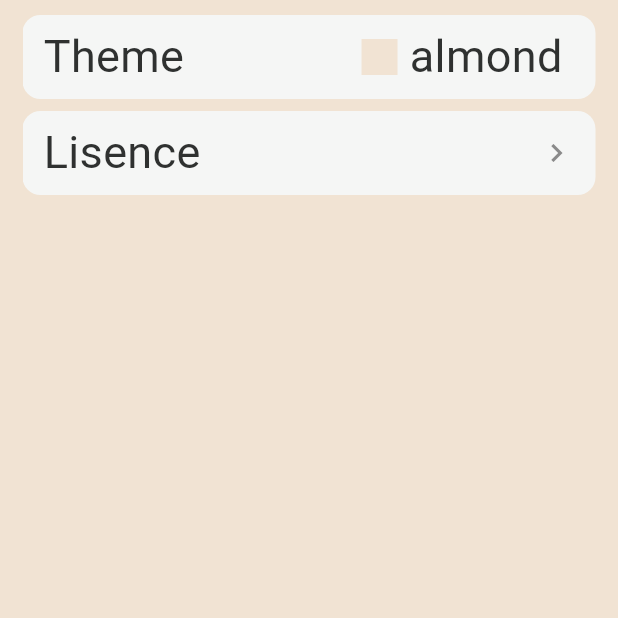
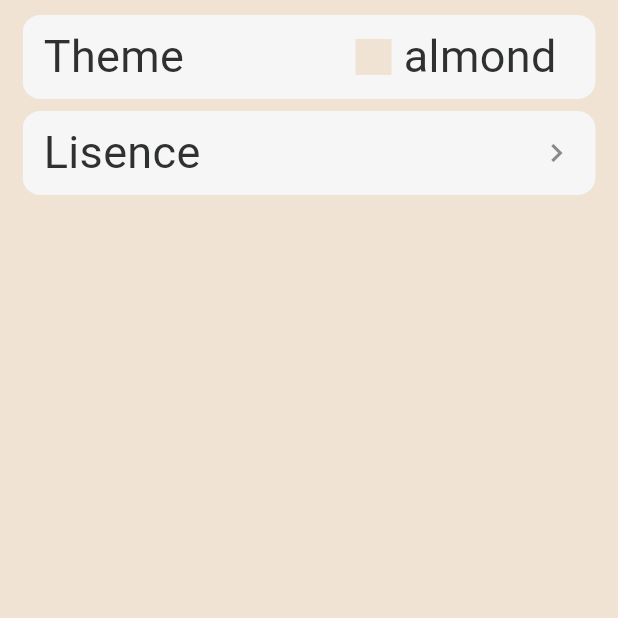
Before and after one commit to hojun-jo/moodtracker, a Flutter app: the screen it shows after launch, item 3 of the bottom bar chosen, on a phone screen of 412 x 824 dp, the top half of it. Run offline on Flutter 3.47's test engine with Material 3 defaults, Android fonts, the phone set to English and light mode, and no system bars; our stand-ins replace device_preview, flutter_riverpod, font_awesome_flutter, gap, go_router, google_fonts and 2 more; accounts and stored records are empty; generated files the repository leaves out were written again; Roboto replaces fonts that are missing (Dongle).

Commit message:
refactor: ThemeMenuItem padding 수정

```diff
--- a/lib/features/settings/views/widgets/theme_menu_item.dart
+++ b/lib/features/settings/views/widgets/theme_menu_item.dart
@@ -17,7 +17,7 @@ class ThemeMenuItem extends StatelessWidget {
     return GestureDetector(
       onTap: onTap,
       child: Padding(
-        padding: const EdgeInsets.symmetric(horizontal: 8),
+        padding: const EdgeInsets.symmetric(horizontal: 12),
         child: Row(
           spacing: 8,
           children: [
```
